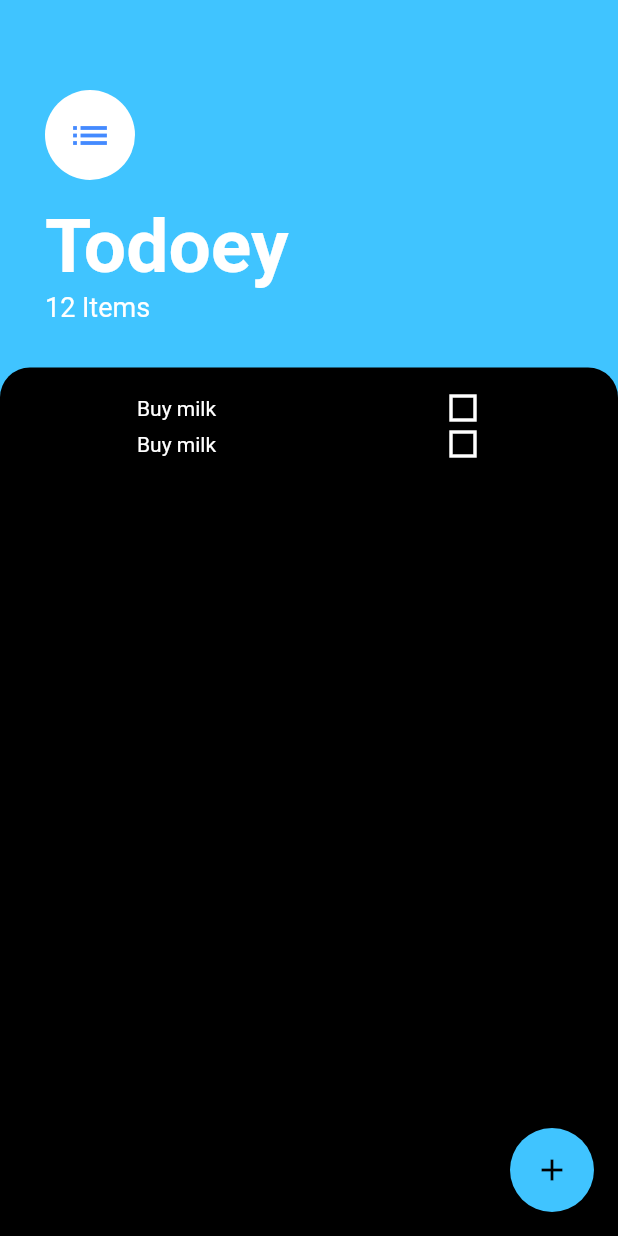
After one commit to Balghari13/angela_prac, a Flutter app: the screen it shows after launch, after a tap on "Toda App", on a phone screen of 412 x 824 dp. The commit adds this screen. Run offline on Flutter 3.47's test engine with Material 2 defaults, Android fonts, the phone set to English and light mode, and no system bars; our stand-ins replace animated_text_kit, audioplayers, cloud_firestore, firebase_auth, firebase_core, flutter_progress_hud and 4 more; accounts and stored records are empty; network calls fail.

Commit message:
created a ui for toda app

```diff
--- a/lib/main.dart
+++ b/lib/main.dart
@@ -8,6 +8,7 @@ import 'package:angela_course_prac_repo/Magic8%20ball%20app/magicBall.dart';
 import 'package:angela_course_prac_repo/DiceApp/diceApp.dart';
 import 'package:angela_course_prac_repo/Weather%20App/screens/loading_screen.dart';
 import 'package:angela_course_prac_repo/pract.dart';
+import 'package:angela_course_prac_repo/provider%20todo/screen/task_screen.dart';
 import 'package:angela_course_prac_repo/xylophone%20app/xylophone.dart';
 import 'package:firebase_core/firebase_core.dart';
 import 'package:flutter/material.dart';
@@ -50,6 +51,7 @@ class MyApp extends StatelessWidget {
         LoginScreen.id: (context)=>LoginScreen(),
         RegistrationScreen.id: (context)=> RegistrationScreen(),
         ChatScreen.id : (context)=> ChatScreen(),
+        TaskScreen.id: (context)=> TaskScreen(),
       },
     );
   }
@@ -100,6 +102,8 @@ class HomePage extends StatelessWidget {
                 child: Text('Weather App')),
             ElevatedButton(onPressed: (){Navigator.pushNamed(context, WelcomeScreen.id);},
                 child: Text('Chat App')),
+            ElevatedButton(onPressed: (){Navigator.pushNamed(context, TaskScreen.id);},
+                child: Text('Toda App')),
 
           ],
         ),
--- /dev/null
+++ b/lib/provider todo/screen/task_screen.dart
@@ -0,0 +1,68 @@
+import 'package:flutter/material.dart';
+
+class TaskScreen extends StatelessWidget {
+  static const id = 'task_screen';
+  const TaskScreen({super.key});
+
+  @override
+  Widget build(BuildContext context) {
+    return Scaffold(
+      backgroundColor: Colors.lightBlueAccent,
+     floatingActionButton: FloatingActionButton(
+        onPressed: (){},
+       child: Icon(Icons.add),
+       backgroundColor: Colors.lightBlueAccent,
+     ),
+     body: Column(
+       crossAxisAlignment: CrossAxisAlignment.start,
+       children: [
+         Container(
+           padding: const EdgeInsets.only(top:60,bottom: 30, right: 30, left: 30 ),
+           child: const Column(
+             crossAxisAlignment: CrossAxisAlignment.start,
+             children: [
+              CircleAvatar(child: Icon(Icons.list,size: 30, color: Colors.blueAccent,),
+                backgroundColor: Colors.white, radius: 30,),
+               SizedBox(height: 15,),
+               Text('Todoey', style: TextStyle(fontSize: 50, fontWeight: FontWeight.w700),),
+               Text('12 Items', style: TextStyle(fontSize: 18),),
+                 ],
+
+               ),
+         ),
+         Expanded(
+           child: Container(
+             decoration: BoxDecoration(
+               color: Colors.black,
+               borderRadius: BorderRadius.only(topLeft: Radius.circular(20), topRight: Radius.circular(20)),
+             ),
+
+             padding: EdgeInsets.all(15),
+             child: Column(
+               children: [
+                 Row(
+                   mainAxisAlignment: MainAxisAlignment.spaceAround,
+                   children: [
+                     Text('Buy milk'),
+                     Icon(Icons.square_outlined)
+                   ],
+                 ),
+                 Row(
+                   mainAxisAlignment: MainAxisAlignment.spaceAround,
+                   children: [
+                     Text('Buy milk'),
+                     Icon(Icons.square_outlined)
+                   ],
+                 ),
+
+               ],
+             ),
+           ),
+         ),
+       ],
+     )
+
+     );
+
+  }
+}
```
